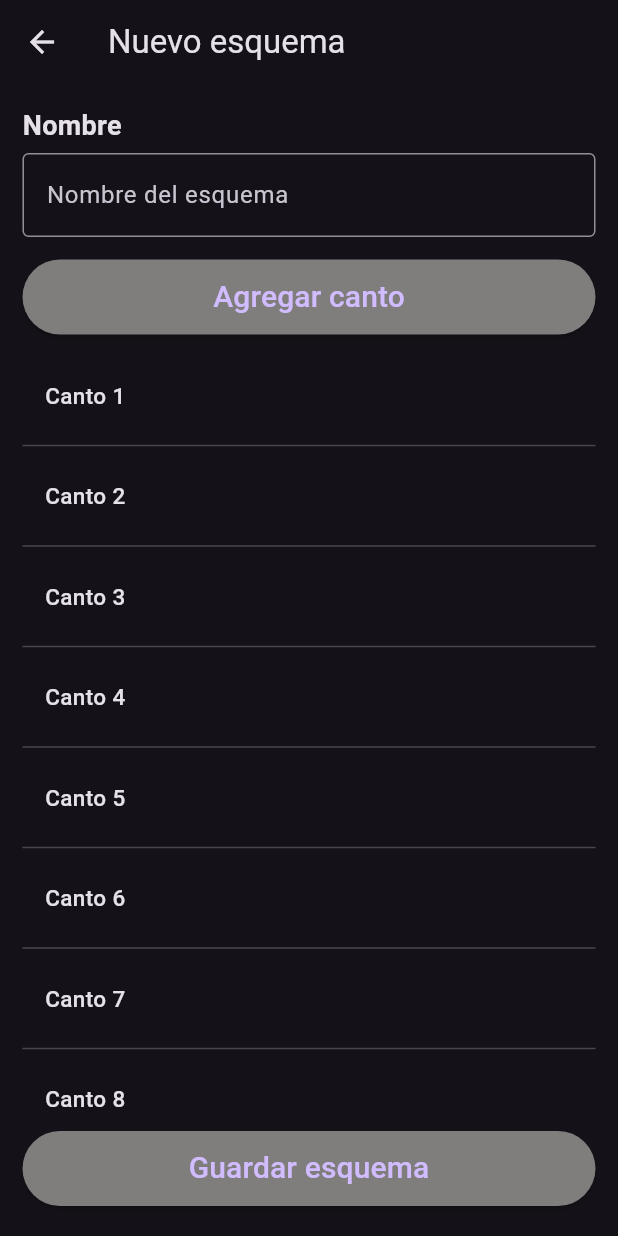
After one commit to Paco0310s/Cantos-Flutter-App, a Flutter app: the NewScheemView screen opened directly, on a phone screen of 412 x 824 dp. The commit adds this screen. Run offline on Flutter 3.47's test engine with Material 3 defaults, Android fonts, the light colour scheme and no system bars; our stand-ins replace firebase_core, flutter_feather_icons, flutter_spinkit, gap, get, google_fonts; accounts and stored records are empty; Roboto replaces fonts that are missing (Abel).

Commit message:
Ultimos diseños

```diff
--- a/lib/models/navigation_view_model.dart
+++ b/lib/models/navigation_view_model.dart
@@ -2,6 +2,7 @@ import 'package:flutter/material.dart';
 
 class NavigationViewsModel {
   final AppBar appBar;
+  final Widget? floatingActionButton;
   final Icon icon;
   final Widget? view;
 
@@ -9,5 +10,6 @@ class NavigationViewsModel {
     required this.appBar,
     required this.icon,
     this.view,
+    this.floatingActionButton,
   });
 }
--- a/lib/providers/new_scheem_provider.dart
+++ b/lib/providers/new_scheem_provider.dart
@@ -1,3 +1,5 @@
 import 'package:flutter/material.dart';
 
-class NewScheemProvider extends ChangeNotifier {}
+class NewScheemProvider extends ChangeNotifier {
+  void addSong() {}
+}
--- a/lib/utils/constans.dart
+++ b/lib/utils/constans.dart
@@ -33,7 +33,8 @@ class Constants {
   static const Color colorPrimary = Color(0xFF393939);
   static const Color colorPrimaryDark = Color.fromARGB(255, 28, 28, 29);
   static const Color colorPrimaryDark2 = Color(0xFF303030);
-  static const Color colorPrimaryLight = Color(0xFFE0E0E0);
+  static const Color colorPrimaryLight = Color.fromARGB(255, 128, 125, 125);
+  static const Color colorPrimaryLight2 = Color(0xFFE0E0E0);
   static const Color colorDivider = Colors.grey;
   static const Color colorAccent = Colors.pinkAccent;
   static const Color colorTextPrimary = Color.fromARGB(255, 255, 255, 255);
--- a/lib/views/login_view.dart
+++ b/lib/views/login_view.dart
@@ -25,6 +25,7 @@ class LoginView extends StatelessWidget {
               ),
             ),
             SingleChildScrollView(
+              physics: const BouncingScrollPhysics(),
               child: Column(
                 children: [
                   const Gap(20),
--- a/lib/views/navigation_drawer_view.dart
+++ b/lib/views/navigation_drawer_view.dart
@@ -14,6 +14,7 @@ class NavigationDrawerView extends StatelessWidget {
 
     return Scaffold(
       appBar: selectedNavigationModel.appBar,
+      floatingActionButton: selectedNavigationModel.floatingActionButton,
       drawer: Drawer(
         child: Column(
           children: [
@@ -37,6 +38,7 @@ class NavigationDrawerView extends StatelessWidget {
             ListView.builder(
               shrinkWrap: true,
               itemCount: navigationDrawerProvider.listViews.length,
+              physics: const BouncingScrollPhysics(),
               itemBuilder: (BuildContext context, int index) {
                 return ListTile(
                   leading: navigationDrawerProvider.listViews[index].icon,
--- /dev/null
+++ b/lib/views/new_scheem_view.dart
@@ -0,0 +1,123 @@
+import 'package:cantos_flutter/providers/new_scheem_provider.dart';
+import 'package:cantos_flutter/utils/constans.dart';
+import 'package:flutter/material.dart';
+import 'package:provider/provider.dart';
+
+class NewScheemView extends StatelessWidget {
+  final bool newScheem;
+
+  const NewScheemView({Key? key, required this.newScheem}) : super(key: key);
+
+  @override
+  Widget build(BuildContext context) {
+    return Scaffold(
+      appBar: AppBar(
+        title: Text(newScheem ? 'Nuevo esquema' : 'Modificar esquema'),
+        actions: [
+          Builder(
+            builder: (context) {
+              if (newScheem) return const SizedBox();
+              return IconButton(
+                onPressed: () {},
+                icon: const Icon(Icons.delete),
+              );
+            },
+          ),
+        ],
+      ),
+      body: Stack(
+        children: [
+          Padding(
+            padding: const EdgeInsets.only(bottom: 80),
+            child: SingleChildScrollView(
+              physics: const BouncingScrollPhysics(),
+              child: Container(
+                margin: const EdgeInsets.all(15),
+                child: Column(
+                  crossAxisAlignment: CrossAxisAlignment.start,
+                  children: [
+                    const Text(
+                      'Nombre',
+                      style: TextStyle(
+                        fontSize: 18,
+                        fontWeight: FontWeight.bold,
+                      ),
+                    ),
+                    const SizedBox(height: 5),
+                    const TextField(
+                      decoration: InputDecoration(
+                        hintText: 'Nombre del esquema',
+                        border: OutlineInputBorder(),
+                      ),
+                    ),
+                    const SizedBox(height: 15),
+                    ElevatedButton(
+                      onPressed: () {
+                        context.read<NewScheemProvider>().addSong();
+                      },
+                      style: ElevatedButton.styleFrom(
+                        minimumSize: const Size(double.infinity, 50),
+                        backgroundColor: Constants.colorPrimaryLight,
+                      ),
+                      child: const Text(
+                        'Agregar canto',
+                        style: TextStyle(
+                          fontSize: 20,
+                          fontWeight: FontWeight.w500,
+                        ),
+                      ),
+                    ),
+                    const SizedBox(height: 15),
+                    ListView.separated(
+                      physics: const NeverScrollableScrollPhysics(),
+                      shrinkWrap: true,
+                      itemCount: 20,
+                      itemBuilder: (context, index) {
+                        return InkWell(
+                          onTap: () {},
+                          child: Container(
+                            padding: const EdgeInsets.all(15),
+                            child: Text(
+                              'Canto ${index + 1}',
+                              style: const TextStyle(
+                                fontSize: 15,
+                                fontWeight: FontWeight.w500,
+                              ),
+                            ),
+                          ),
+                        );
+                      },
+                      separatorBuilder: (BuildContext context, int index) {
+                        return const Divider();
+                      },
+                    ),
+                  ],
+                ),
+              ),
+            ),
+          ),
+          Align(
+            alignment: Alignment.bottomCenter,
+            child: Container(
+              margin: const EdgeInsets.only(bottom: 20, left: 15, right: 15, top: 15),
+              child: ElevatedButton(
+                onPressed: () {},
+                style: ElevatedButton.styleFrom(
+                  minimumSize: const Size(double.infinity, 50),
+                  backgroundColor: Constants.colorPrimaryLight,
+                ),
+                child: Text(
+                  newScheem ? 'Guardar esquema' : 'Modificar esquema',
+                  style: const TextStyle(
+                    fontSize: 20,
+                    fontWeight: FontWeight.w500,
+                  ),
+                ),
+              ),
+            ),
+          ),
+        ],
+      ),
+    );
+  }
+}
--- a/lib/views/new_song_view.dart
+++ b/lib/views/new_song_view.dart
@@ -21,6 +21,7 @@ class NewSongView extends StatelessWidget {
       ),
       body: SafeArea(
         child: SingleChildScrollView(
+          physics: const BouncingScrollPhysics(),
           child: Container(
             margin: const EdgeInsets.all(10),
             child: Column(
--- a/lib/views/register_view.dart
+++ b/lib/views/register_view.dart
@@ -20,6 +20,7 @@ class RegisterView extends StatelessWidget {
               ),
             ),
             SingleChildScrollView(
+              physics: const BouncingScrollPhysics(),
               child: Column(
                 children: [
                   const Gap(20),
```
Also changed, not shown: lib/providers/navigation_drawer_provider.dart (+63 -1 lines), lib/providers/scheems_provider.dart (+18 -1 lines), lib/views/scheems_view.dart (+68 -1 lines), lib/views/view_song_view.dart (+23 -0 lines).
